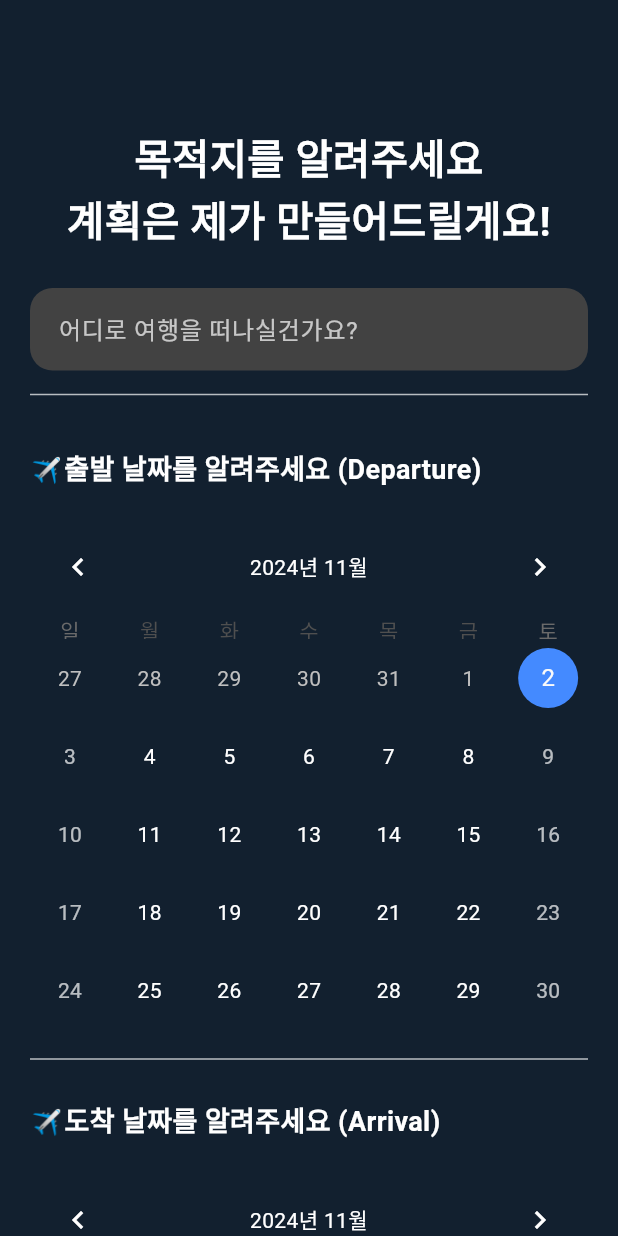
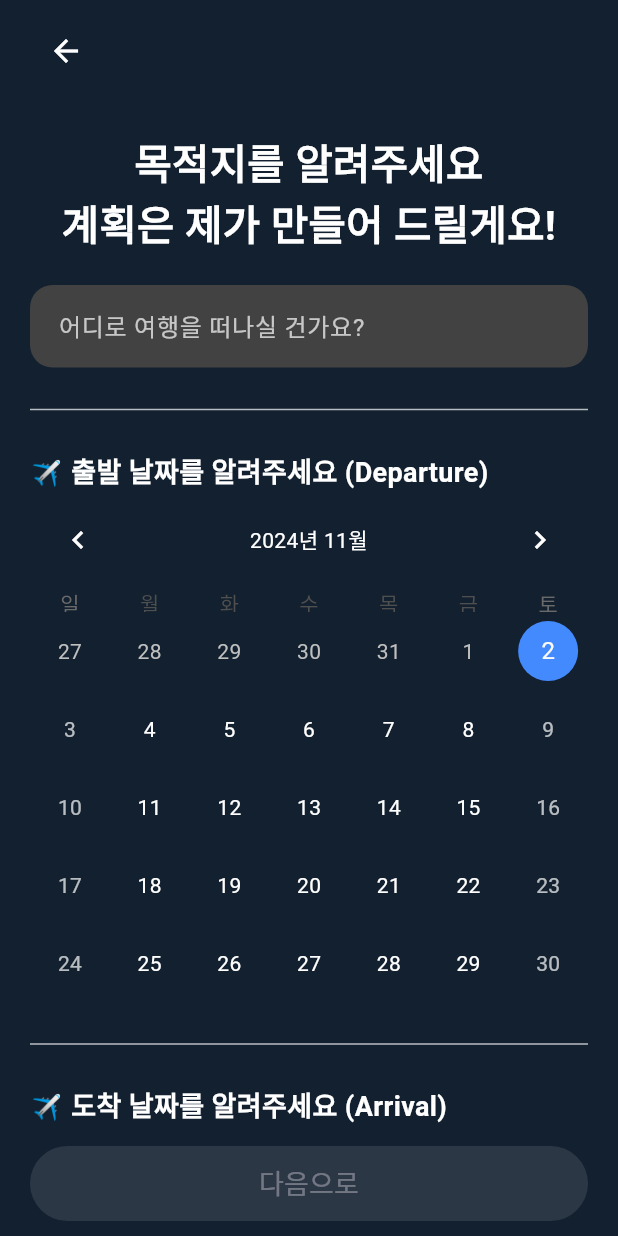
Before and after one commit to xub2/travel-planner, a Flutter app: the InputUserInform screen opened directly, on a phone screen of 412 x 824 dp. Run offline on Flutter 3.47's test engine with Material 3 defaults, Android fonts, the phone set to English and light mode, and no system bars; drawn by our look-alikes of table_calendar.

Commit message:
11/3 예산 화면 추가 + 목적지, 날짜 를 자료구조에 저장하여 활용할 수 있도록 구현

```diff
--- a/lib/input_user_inform.dart
+++ b/lib/input_user_inform.dart
@@ -1,5 +1,10 @@
+// input_user_inform.dart
 import 'package:flutter/material.dart';
+import 'package:intl/date_symbol_data_local.dart';
 import 'package:table_calendar/table_calendar.dart';
+import 'budget_and_style.dart';
+import 'travel_data.dart';
+import 'package:intl/intl_standalone.dart';
 
 class InputUserInform extends StatefulWidget {
   const InputUserInform({super.key});
@@ -9,35 +14,68 @@ class InputUserInform extends StatefulWidget {
 }
 
 class _InputUserInformState extends State<InputUserInform> {
+  final TravelData travelData = TravelData();
+  final TextEditingController _destinationController = TextEditingController();
+
   DateTime _focusedDepartureDay = DateTime.now();
   DateTime? _selectedDepartureDay;
-
   DateTime _focusedArrivalDay = DateTime.now();
   DateTime? _selectedArrivalDay;
+
+  bool _isFormCompleted = false;
+
+  void _checkFormCompletion() {
+    setState(() {
+      travelData.destination = _destinationController.text;
+      travelData.departureDate = _selectedDepartureDay;
+      travelData.arrivalDate = _selectedArrivalDay;
+      _isFormCompleted = travelData.destination != null &&
+          travelData.departureDate != null &&
+          travelData.arrivalDate != null;
+    });
+  }
+
+  @override
+  void initState() {
+    super.initState();
+    _destinationController.addListener(_checkFormCompletion);
+    initializeDateFormatting(); // 날짜 형식 초기화
+  }
+
+  @override
+  void dispose() {
+    _destinationController.dispose();
+    super.dispose();
+  }
 
   @override
   Widget build(BuildContext context) {
     return Scaffold(
-      backgroundColor: const Color.fromARGB(255, 18, 32, 47), // main과 동일한 배경색
-      body: ListView(
-        padding: const EdgeInsets.all(20.0),
+      backgroundColor: const Color.fromARGB(255, 18, 32, 47),
+      body: SafeArea(
+        child: Column(
+          children: [
+            Padding(
+              padding: const EdgeInsets.symmetric(horizontal: 20.0, vertical: 10.0),
+              child: Row(
+                children: [
+                  IconButton(
+                    icon: const Icon(Icons.arrow_back, color: Colors.white),
+                    onPressed: () {
+                      Navigator.pop(context);
+                    },
+                  ),
+                ],
+              ),
+            ),
+            Expanded(
+              child: ListView(
+                padding: const EdgeInsets.symmetric(horizontal: 20.0),
                 children: [
                   const Padding(
-            padding: EdgeInsets.only(top: 65.0, left: 20.0, right: 20.0),
+                    padding: EdgeInsets.only(top: 20.0),
                     child: Text(
-              "목적지를 알려주세요",
-              style: TextStyle(
-                fontSize: 27,
-                fontWeight: FontWeight.bold,
-                color: Colors.white,
-              ),
-              textAlign: TextAlign.center,
-            ),
-          ),
-          const Padding(
-            padding: EdgeInsets.only(bottom: 5.0, left: 20.0, right: 20.0),
-            child: Text(
-              "계획은 제가 만들어드릴게요!",
+                      "목적지를 알려주세요\n계획은 제가 만들어 드릴게요!",
                       style: TextStyle(
                         fontSize: 27,
                         fontWeight: FontWeight.bold,
@@ -48,47 +86,34 @@ class _InputUserInformState extends State<InputUserInform> {
                   ),
                   Padding(
                     padding: const EdgeInsets.symmetric(vertical: 20.0),
-            child: Column(
-              crossAxisAlignment: CrossAxisAlignment.start,
-              children: [
-                TextField(
+                    child: TextField(
+                      controller: _destinationController,
                       decoration: InputDecoration(
-                    hintText: "어디로 여행을 떠나실건가요?",
+                        hintText: "어디로 여행을 떠나실 건가요?",
                         hintStyle: TextStyle(color: Colors.white70),
                         filled: true,
-                    fillColor: Colors.grey[800], // 배경색
+                        fillColor: Colors.grey[800],
                         border: OutlineInputBorder(
-                      borderRadius: BorderRadius.circular(15), // 모서리 둥글게
-                      borderSide: BorderSide.none, // 기본 테두리 제거
+                          borderRadius: BorderRadius.circular(15),
+                          borderSide: BorderSide.none,
                         ),
-                    contentPadding: const EdgeInsets.all(15), // 내부 여백
+                        contentPadding: const EdgeInsets.all(15),
                       ),
-                  style: const TextStyle(color: Colors.white), // 입력 텍스트 색상
-                ),
-                const Padding(
-                  padding: EdgeInsets.only(top: 8.0),
-                  child: Divider(
-                    color: Colors.white70,
-                    thickness: 1.0,
+                      style: const TextStyle(color: Colors.white),
                     ),
                   ),
-              ],
-            ),
-          ),
-          // 출발 일자 (Departure)와 달력
-          const Padding(
-            padding: EdgeInsets.only(top: 8.0, bottom: 20.0),
-            child: Text(
-              "✈출발 날짜를 알려주세요 (Departure)",
+                  const Divider(color: Colors.white70, thickness: 1.0),
+                  const SizedBox(height: 20.0),
+                  const Text(
+                    "✈ 출발 날짜를 알려주세요 (Departure)",
                     style: TextStyle(
                       fontSize: 18,
                       fontWeight: FontWeight.bold,
                       color: Colors.white,
                     ),
                   ),
-          ),
                   TableCalendar(
-            locale: 'ko_KR', // 월과 요일을 한글로 설정
+                    locale: 'ko_KR', // 한국어로 설정
                     firstDay: DateTime.now(),
                     lastDay: DateTime(2100),
                     focusedDay: _focusedDepartureDay,
@@ -98,7 +123,56 @@ class _InputUserInformState extends State<InputUserInform> {
                         _selectedDepartureDay = selectedDay;
                         _focusedDepartureDay = focusedDay;
                       });
+                      _checkFormCompletion();
                     },
+                    calendarFormat: CalendarFormat.month, // 기본 월간 보기로 설정
+                    availableCalendarFormats: {CalendarFormat.month: 'Month'}, // 다른 보기 제거
+                    calendarStyle: CalendarStyle(
+                      todayDecoration: BoxDecoration(
+                        color: Colors.blueAccent,
+                        shape: BoxShape.circle,
+                      ),
+                      selectedDecoration: BoxDecoration(
+                        color: Colors.blue,
+                        shape: BoxShape.circle,
+                      ),
+                      defaultTextStyle: const TextStyle(color: Colors.white),
+                      weekendTextStyle: const TextStyle(color: Colors.white70),
+                    ),
+                    headerStyle: HeaderStyle(
+                      formatButtonVisible: false, // format 버튼 숨기기
+                      titleCentered: true,
+                      titleTextStyle: const TextStyle(color: Colors.white),
+                      leftChevronIcon: const Icon(Icons.chevron_left, color: Colors.white),
+                      rightChevronIcon: const Icon(Icons.chevron_right, color: Colors.white),
+                    ),
+                  ),
+                  const SizedBox(height: 20.0),
+                  const Divider(color: Colors.white70, thickness: 1.0),
+                  const SizedBox(height: 20.0),
+                  const Text(
+                    "✈ 도착 날짜를 알려주세요 (Arrival)",
+                    style: TextStyle(
+                      fontSize: 18,
+                      fontWeight: FontWeight.bold,
+                      color: Colors.white,
+                    ),
+                  ),
+                  TableCalendar(
+                    locale: 'ko_KR',
+                    firstDay: DateTime.now(),
+                    lastDay: DateTime(2100),
+                    focusedDay: _focusedArrivalDay,
+                    selectedDayPredicate: (day) => isSameDay(_selectedArrivalDay, day),
+                    onDaySelected: (selectedDay, focusedDay) {
+                      setState(() {
+                        _selectedArrivalDay = selectedDay;
+                        _focusedArrivalDay = focusedDay;
+                      });
+                      _checkFormCompletion();
+                    },
+                    calendarFormat: CalendarFormat.month,
+                    availableCalendarFormats: {CalendarFormat.month: 'Month'},
                     calendarStyle: CalendarStyle(
                       todayDecoration: BoxDecoration(
                         color: Colors.blueAccent,
@@ -118,60 +192,39 @@ class _InputUserInformState extends State<InputUserInform> {
                       leftChevronIcon: const Icon(Icons.chevron_left, color: Colors.white),
                       rightChevronIcon: const Icon(Icons.chevron_right, color: Colors.white),
                     ),
-            calendarFormat: CalendarFormat.month,
                   ),
-          // 구분선
-          const Divider(
-            color: Colors.white70,
-            thickness: 1.0,
-            height: 40.0, // 구분선 상하 간격
-          ),
-          // 도착 날짜 (Arrival)과 달력
-          const Padding(
-            padding: EdgeInsets.only(top: 8.0, bottom: 20.0),
-            child: Text(
-              "️✈도착 날짜를 알려주세요 (Arrival)",
-              style: TextStyle(
-                fontSize: 18,
-                fontWeight: FontWeight.bold,
-                color: Colors.white,
+                  const SizedBox(height: 60),
+                ],
               ),
             ),
+          ],
         ),
-          TableCalendar(
-            locale: 'ko_KR', // 월과 요일을 한글로 설정
-            firstDay: DateTime.now(),
-            lastDay: DateTime(2100),
-            focusedDay: _focusedArrivalDay,
-            selectedDayPredicate: (day) => isSameDay(_selectedArrivalDay, day),
-            onDaySelected: (selectedDay, focusedDay) {
-              setState(() {
-                _selectedArrivalDay = selectedDay;
-                _focusedArrivalDay = focusedDay;
-              });
-            },
-            calendarStyle: CalendarStyle(
-              todayDecoration: BoxDecoration(
-                color: Colors.blueAccent,
-                shape: BoxShape.circle,
       ),
-              selectedDecoration: BoxDecoration(
-                color: Colors.blue,
-                shape: BoxShape.circle,
+      bottomNavigationBar: Padding(
+        padding: const EdgeInsets.symmetric(vertical: 10.0, horizontal: 20.0),
+        child: ElevatedButton(
+          onPressed: _isFormCompleted
+              ? () {
+            //데이터 확인용 출력
+            print('Destination: ${travelData.destination}');
+            print('Departure Date: ${travelData.departureDate}');
+            print('Arrival Date: ${travelData.arrivalDate}');
+
+            Navigator.push(
+              context,
+              MaterialPageRoute(
+                builder: (context) => BudgetAndStyle(travelData: travelData),
               ),
-              defaultTextStyle: const TextStyle(color: Colors.white),
-              weekendTextStyle: const TextStyle(color: Colors.white70),
+            );
+          }
+              : null,
+          style: ElevatedButton.styleFrom(
+            foregroundColor: Colors.white,
+            backgroundColor: _isFormCompleted ? Colors.blueAccent : Colors.grey,
+            padding: const EdgeInsets.symmetric(vertical: 12, horizontal: 20),
           ),
-            headerStyle: HeaderStyle(
-              formatButtonVisible: false,
-              titleCentered: true,
-              titleTextStyle: const TextStyle(color: Colors.white),
-              leftChevronIcon: const Icon(Icons.chevron_left, color: Colors.white),
-              rightChevronIcon: const Icon(Icons.chevron_right, color: Colors.white),
+          child: const Text("다음으로", style: TextStyle(fontSize: 18)),
         ),
-            calendarFormat: CalendarFormat.month,
-          ),
-        ],
       ),
     );
   }
--- /dev/null
+++ b/lib/travel_data.dart
@@ -0,0 +1,9 @@
+// travel_data.dart
+class TravelData {
+  String? destination;
+  DateTime? departureDate;
+  DateTime? arrivalDate;
+  double? budget;
+
+  TravelData({this.destination, this.departureDate, this.arrivalDate, this.budget});
+}
```
Also changed, not shown: lib/budget_and_style.dart (added, +125 -0 lines), lib/main.dart (+24 -3 lines), lib/homepage.dart (deleted). Lines whose indentation alone changed are shown as unchanged.
